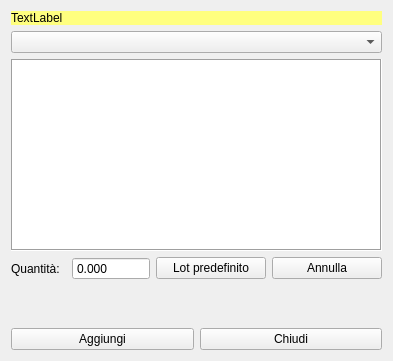
First picture: the form in haddlotinproduction.ui, repository fblabs/hamlet-mod-sancon, before the edit.
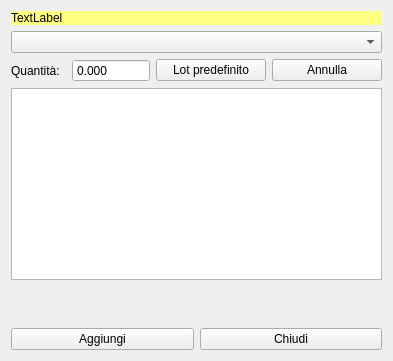
Second picture: the form after the edit. Icons and pictures are not drawn.

The edit to the form file:
```diff
--- a/haddlotinproduction.ui
+++ b/haddlotinproduction.ui
@@ -33,27 +33,6 @@
    <item>
     <layout class="QHBoxLayout" name="horizontalLayout_3"/>
    </item>
-   <item>
-    <widget class="QListView" name="lvLastLots">
-     <property name="font">
-      <font>
-       <pointsize>11</pointsize>
-      </font>
-     </property>
-     <property name="frameShape">
-      <enum>QFrame::Box</enum>
-     </property>
-     <property name="editTriggers">
-      <set>QAbstractItemView::NoEditTriggers</set>
-     </property>
-     <property name="alternatingRowColors">
-      <bool>true</bool>
-     </property>
-     <property name="selectionBehavior">
-      <enum>QAbstractItemView::SelectRows</enum>
-     </property>
-    </widget>
-   </item>
    <item>
     <layout class="QHBoxLayout" name="horizontalLayout">
      <item>
@@ -136,6 +115,25 @@
      </item>
     </layout>
    </item>
+   <item>
+    <widget class="QTableView" name="tvLots">
+     <property name="selectionMode">
+      <enum>QAbstractItemView::SingleSelection</enum>
+     </property>
+     <property name="selectionBehavior">
+      <enum>QAbstractItemView::SelectRows</enum>
+     </property>
+     <attribute name="horizontalHeaderCascadingSectionResizes">
+      <bool>true</bool>
+     </attribute>
+     <attribute name="horizontalHeaderShowSortIndicator" stdset="0">
+      <bool>true</bool>
+     </attribute>
+     <attribute name="verticalHeaderVisible">
+      <bool>false</bool>
+     </attribute>
+    </widget>
+   </item>
    <item>
     <spacer name="verticalSpacer">
      <property name="orientation">
```
